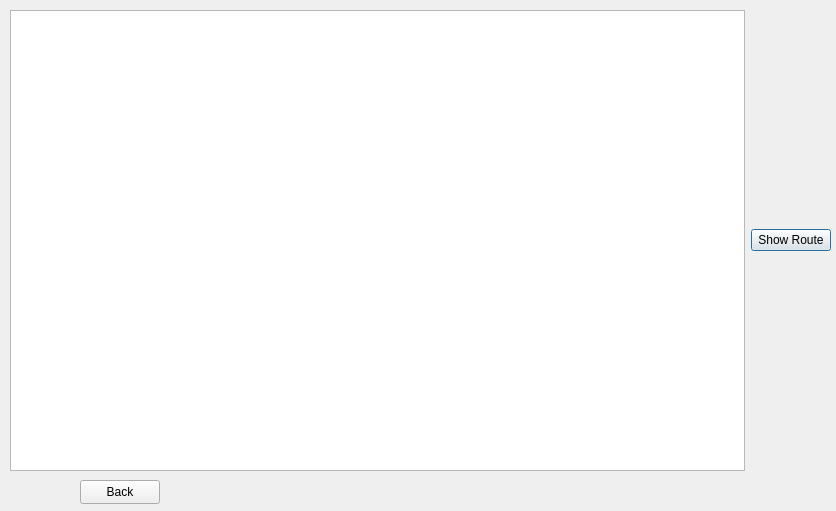
First picture: the form in Guide_me/dfs.ui, repository MARIO00410/Guide-Me, before the edit.
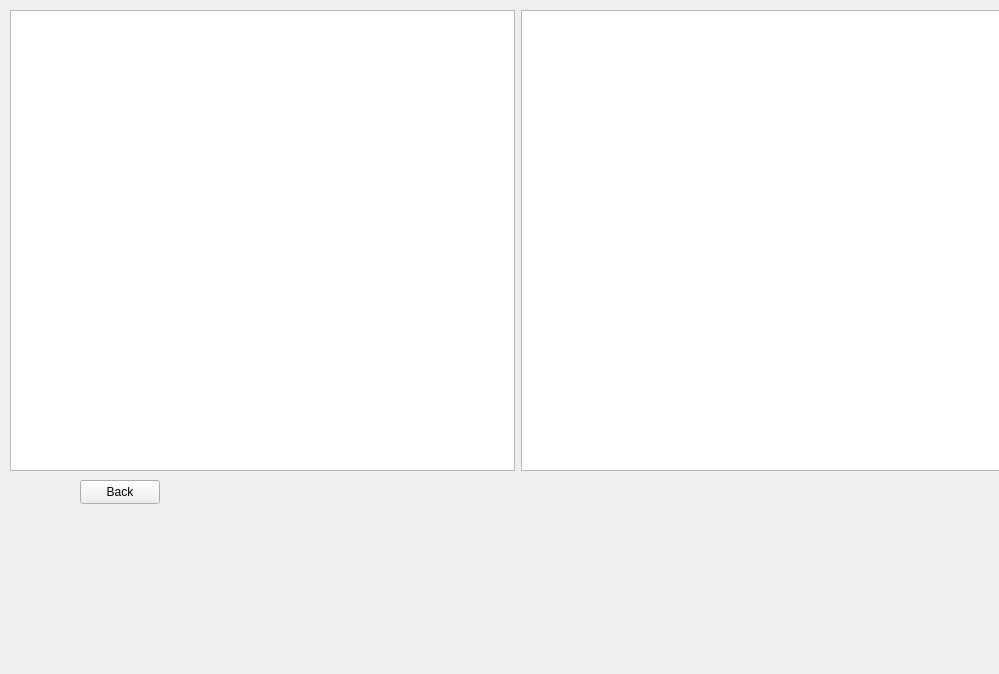
Second picture: the form after the edit.

Diff of the .ui file:
```diff
--- a/Guide_me/dfs.ui
+++ b/Guide_me/dfs.ui
@@ -6,8 +6,8 @@
    <rect>
     <x>0</x>
     <y>0</y>
-    <width>836</width>
-    <height>511</height>
+    <width>999</width>
+    <height>674</height>
    </rect>
   </property>
   <property name="windowTitle">
@@ -18,7 +18,7 @@
     <rect>
      <x>10</x>
      <y>10</y>
-     <width>821</width>
+     <width>1101</width>
      <height>461</height>
     </rect>
    </property>
@@ -26,6 +26,9 @@
     <item>
      <widget class="QTextEdit" name="textEdit"/>
     </item>
+    <item>
+     <widget class="QGraphicsView" name="graphicsView"/>
+    </item>
     <item>
      <widget class="QPushButton" name="dfsButton">
       <property name="text">
```
